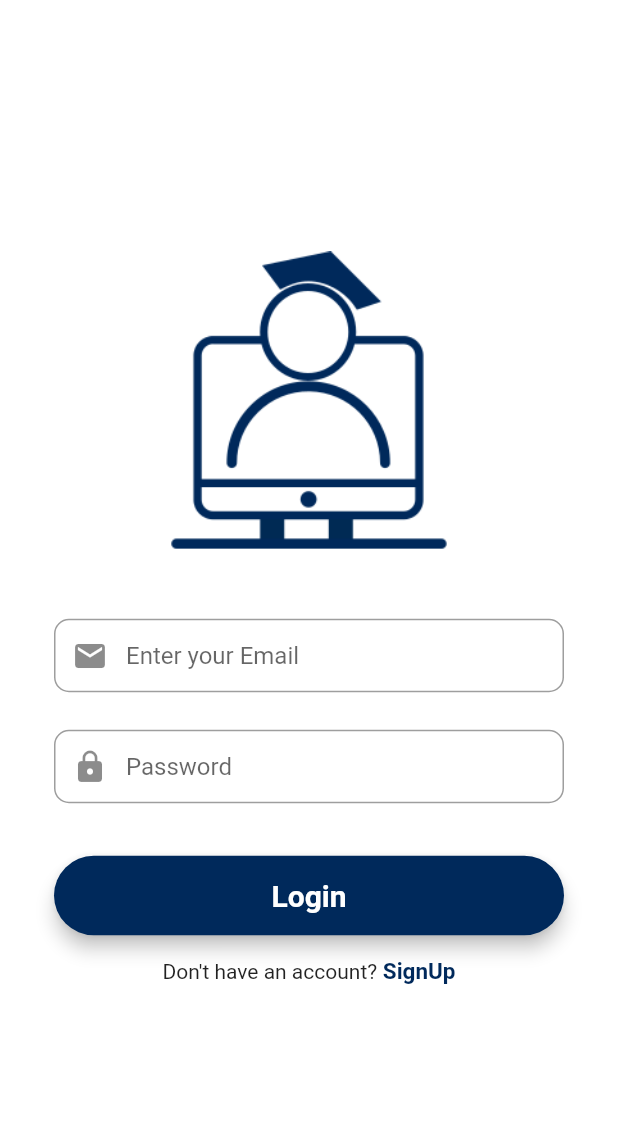
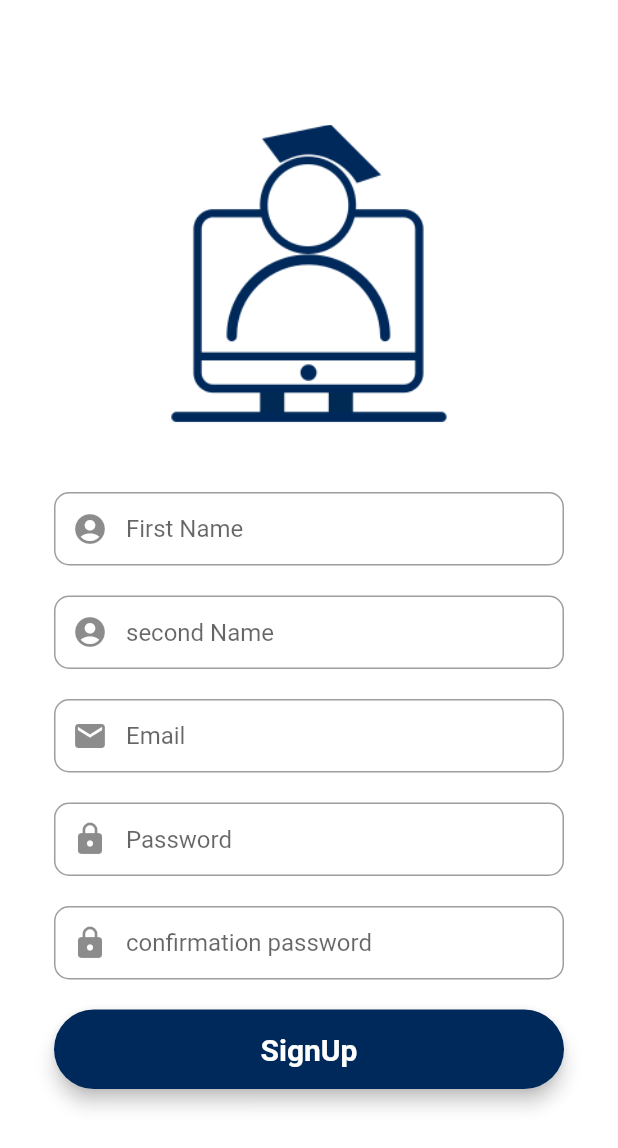
Before and after one commit to DO-DDY/graduationproject-implementation, a Flutter app: the screen it shows after launch, after a tap on "SignUp", on a phone screen of 412 x 824 dp. Shown: the top 1148 px of the screen. Run offline on Flutter 3.47's test engine with Material 2 defaults, Android fonts, the phone set to English and light mode, and no system bars.

Commit message:
build registration screen

```diff
--- a/lib/screens/login_screen.dart
+++ b/lib/screens/login_screen.dart
@@ -1,4 +1,5 @@
 import 'package:flutter/material.dart';
+import 'package:graduationprojectyarb/screens/registration_screen.dart';
 import 'config/constant.dart';
 
 class LoginScreen extends StatefulWidget {
@@ -110,7 +111,14 @@ class _LoginScreenState extends State<LoginScreen> {
                       children: <Widget>[
                         Text("Don't have an account?"),
                         GestureDetector(
-                          onTap: () {},
+                          onTap: () {
+                            Navigator.push(
+                              context,
+                              MaterialPageRoute(
+                                builder: (context) => RegistrationScreen(),
+                              ),
+                            );
+                          },
                           child: Text(
                             " SignUp",
                             style: TextStyle(
--- a/lib/screens/registration_screen.dart
+++ b/lib/screens/registration_screen.dart
@@ -0,0 +1,186 @@
+import 'package:flutter/material.dart';
+import 'config/constant.dart';
+
+class RegistrationScreen extends StatefulWidget {
+  const RegistrationScreen({Key? key}) : super(key: key);
+
+  @override
+  _RegistrationScreenState createState() => _RegistrationScreenState();
+}
+
+class _RegistrationScreenState extends State<RegistrationScreen> {
+  // our form key
+  final _formKey = GlobalKey<FormState>();
+  // editing Controller
+  final firstNameEditingController = new TextEditingController();
+  final secondNameEditingController = new TextEditingController();
+  final emailEditingController = new TextEditingController();
+  final passwordEditingController = new TextEditingController();
+  final confirmPasswordEditingController = new TextEditingController();
+
+  @override
+  Widget build(BuildContext context) {
+    // first name field
+    final firstNameField = TextFormField(
+      autofocus: false,
+      controller: firstNameEditingController,
+      keyboardType: TextInputType.name,
+      //validator: (){},
+      onSaved: (value) {
+        firstNameEditingController.text = value!;
+      },
+      textInputAction: TextInputAction.next,
+      decoration: InputDecoration(
+        prefixIcon: Icon(Icons.account_circle),
+        contentPadding: EdgeInsets.fromLTRB(20, 15, 20, 15),
+        hintText: "First Name",
+        border: OutlineInputBorder(
+          borderRadius: BorderRadius.circular(10),
+        ),
+      ),
+    );
+
+    // second name field
+    final secondNameField = TextFormField(
+      autofocus: false,
+      controller: secondNameEditingController,
+      keyboardType: TextInputType.name,
+      //validator: (){},
+      onSaved: (value) {
+        secondNameEditingController.text = value!;
+      },
+      textInputAction: TextInputAction.next,
+      decoration: InputDecoration(
+        prefixIcon: Icon(Icons.account_circle),
+        contentPadding: EdgeInsets.fromLTRB(20, 15, 20, 15),
+        hintText: "second Name",
+        border: OutlineInputBorder(
+          borderRadius: BorderRadius.circular(10),
+        ),
+      ),
+    );
+
+    // email field
+    final emailField = TextFormField(
+      autofocus: false,
+      controller: emailEditingController,
+      keyboardType: TextInputType.emailAddress,
+      //validator: (){},
+      onSaved: (value) {
+        emailEditingController.text = value!;
+      },
+      textInputAction: TextInputAction.next,
+      decoration: InputDecoration(
+        prefixIcon: Icon(Icons.mail),
+        contentPadding: EdgeInsets.fromLTRB(20, 15, 20, 15),
+        hintText: "Email",
+        border: OutlineInputBorder(
+          borderRadius: BorderRadius.circular(10),
+        ),
+      ),
+    );
+
+    // password field
+    final passwordField = TextFormField(
+      autofocus: false,
+      controller: passwordEditingController,
+      obscureText: true,
+      //validator: (){},
+      onSaved: (value) {
+        passwordEditingController.text = value!;
+      },
+      textInputAction: TextInputAction.next,
+      decoration: InputDecoration(
+        prefixIcon: Icon(Icons.lock),
+        contentPadding: EdgeInsets.fromLTRB(20, 15, 20, 15),
+        hintText: "Password",
+        border: OutlineInputBorder(
+          borderRadius: BorderRadius.circular(10),
+        ),
+      ),
+    );
+
+    // confirmation password field
+    final confirmPasswordField = TextFormField(
+      autofocus: false,
+      controller: confirmPasswordEditingController,
+      obscureText: true,
+      //validator: (){},
+      onSaved: (value) {
+        confirmPasswordEditingController.text = value!;
+      },
+      textInputAction: TextInputAction.done,
+      decoration: InputDecoration(
+        prefixIcon: Icon(Icons.lock),
+        contentPadding: EdgeInsets.fromLTRB(20, 15, 20, 15),
+        hintText: "confirmation password",
+        border: OutlineInputBorder(
+          borderRadius: BorderRadius.circular(10),
+        ),
+      ),
+    );
+
+    //signup button
+    final signUpButton = Material(
+      elevation: 5,
+      borderRadius: BorderRadius.circular(30),
+      color: Constant.color,
+      child: MaterialButton(
+        padding: EdgeInsets.fromLTRB(20, 15, 20, 15),
+        minWidth: MediaQuery.of(context).size.width,
+        onPressed: () {},
+        child: Text(
+          "SignUp",
+          textAlign: TextAlign.center,
+          style: TextStyle(
+            fontSize: 20,
+            color: Colors.white,
+            fontWeight: FontWeight.bold,
+          ),
+        ),
+      ),
+    );
+
+    return Scaffold(
+      backgroundColor: Colors.white,
+      body: Center(
+        child: SingleChildScrollView(
+          child: Container(
+            color: Colors.white,
+            child: Padding(
+              padding: const EdgeInsets.all(36.0),
+              child: Form(
+                key: _formKey,
+                child: Column(
+                  mainAxisAlignment: MainAxisAlignment.center,
+                  crossAxisAlignment: CrossAxisAlignment.center,
+                  children: <Widget>[
+                    SizedBox(
+                        height: 200,
+                        child: Image.asset(
+                          "assets/logo.png",
+                          fit: BoxFit.contain,
+                        )),
+                    SizedBox(height: 45),
+                    firstNameField,
+                    SizedBox(height: 20),
+                    secondNameField,
+                    SizedBox(height: 20),
+                    emailField,
+                    SizedBox(height: 20),
+                    passwordField,
+                    SizedBox(height: 20),
+                    confirmPasswordField,
+                    SizedBox(height: 20),
+                    signUpButton,
+                    SizedBox(height: 15),
+                  ],
+                ),
+              ),
+            ),
+          ),
+        ),
+      ),
+    );
+  }
+}
```
